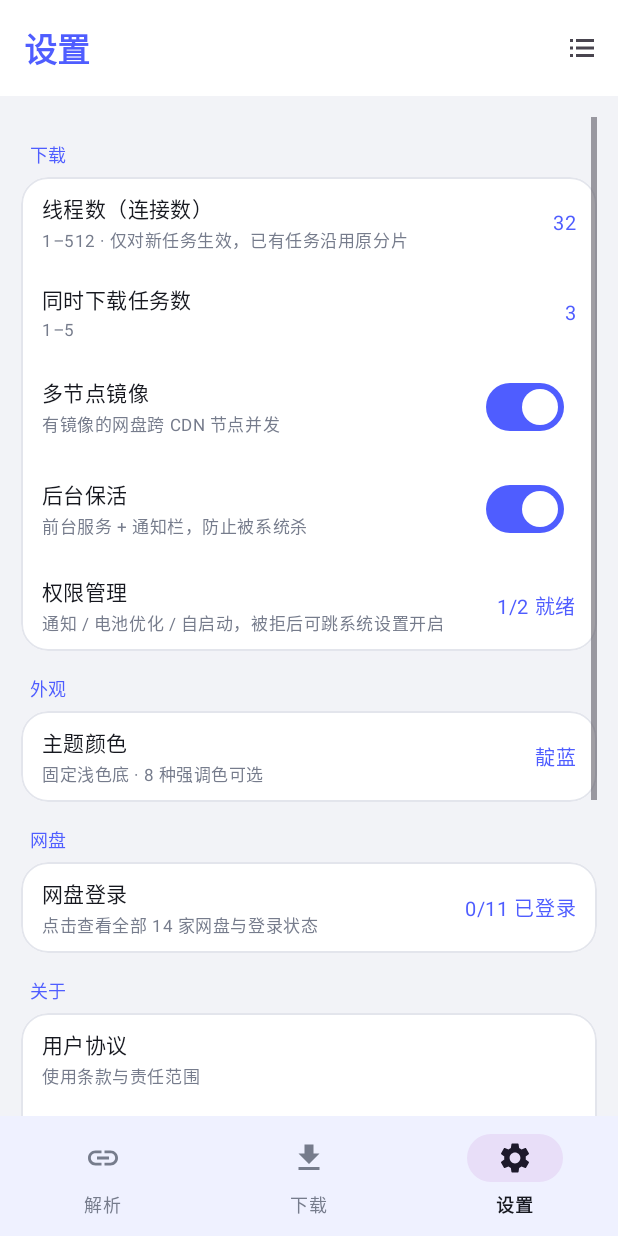
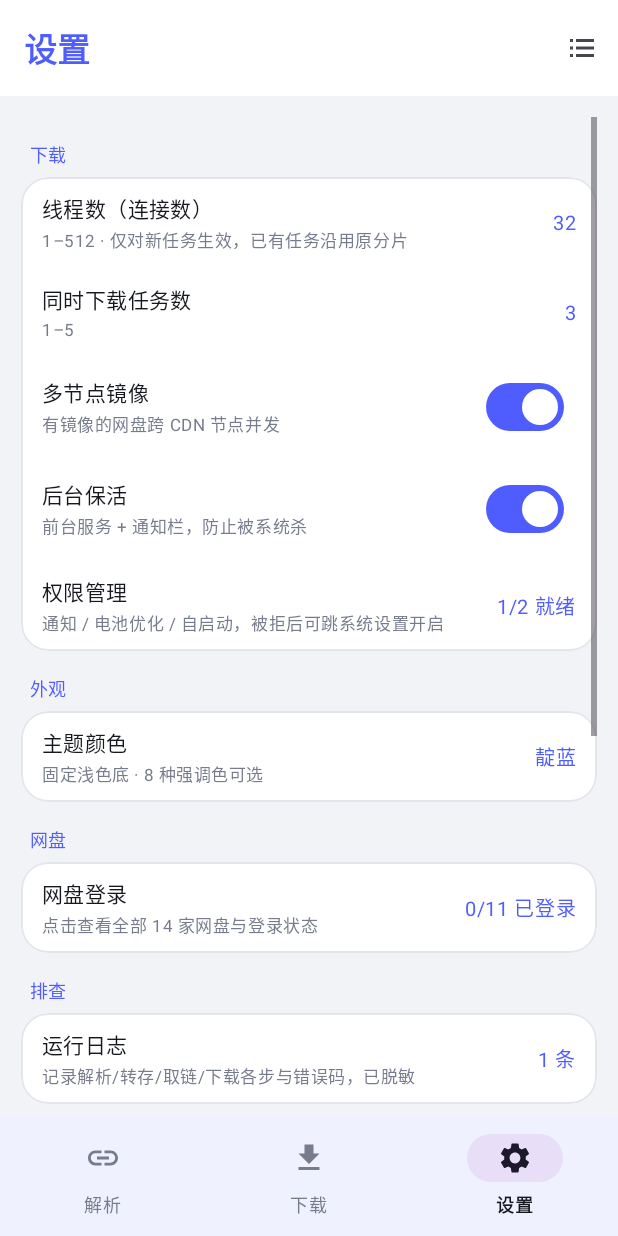
Before and after one commit to fanxing724/starbox, an Android app: the screen it shows after launch (MainActivity), item 3 of the bottom bar chosen, on a phone screen of 412 x 824 dp. Run offline under Robolectric (Android 15) with nearby library versions, the phone set to English and light mode, and no system bars.

Commit message:
0.9.18：新增运行日志，便于定位夸克转存后下载失败
新增 AppLog：内存环形缓冲(800 条) + 落盘(512KB 轮转)，
写入前统一脱敏 —— Cookie/Token/stoken/BDUSS/p_skey 等打码，
签名 URL 只留 host+path，查询串整体省略。

新增「运行日志」页（设置 → 排查）：
刷新 / 复制 / 导出到系统 Download / 清空，等宽字体可选中。

埋点覆盖夸克转存全链路：
- authPost 记请求路径、HTTP 状态、业务 code 与 message
- 临时目录 fid、转存 task_id、轮询结果、新 fid
- 个人盘取链成功/失败与错误码
另埋 Parse(识别/列表/失败)、Link(取链请求与结果)、
Transfer(开始/成功/失败)、DL(探测大小/分片数/分片重试/长度校验/发布失败)。

新增 AppLogRedactTest 5 项，验证 Cookie/Token/签名确实不外泄、
诊断信息保留、环形缓冲有上限。单测共 37 项全绿。

```diff
--- a/app/build.gradle.kts
+++ b/app/build.gradle.kts
@@ -21,8 +21,8 @@ android {
         applicationId = "com.fanxing.xbox"
         minSdk = 24
         targetSdk = 34
-        versionCode = 27
-        versionName = "0.9.17"
+        versionCode = 28
+        versionName = "0.9.18"
     }
 
     signingConfigs {
--- a/app/src/main/AndroidManifest.xml
+++ b/app/src/main/AndroidManifest.xml
@@ -46,6 +46,7 @@
         <activity android:name=".ui.PdfActivity" android:exported="false" />
         <activity android:name=".ui.LegalActivity" android:exported="false" />
         <activity android:name=".ui.PermsActivity" android:exported="false" />
+        <activity android:name=".ui.LogsActivity" android:exported="false" />
 
         <provider
             android:name="androidx.core.content.FileProvider"
--- a/app/src/main/java/com/fanxing/xbox/App.kt
+++ b/app/src/main/java/com/fanxing/xbox/App.kt
@@ -9,6 +9,8 @@ class App : Application() {
     override fun onCreate() {
         super.onCreate()
         CredsHolder.creds = Creds.get(this)
+        com.fanxing.xbox.store.AppLog.init(this)
+        com.fanxing.xbox.store.AppLog.i("App", "starbox 启动")
         com.fanxing.xbox.download.Engine.init(this)
         // 固定浅色，彻底关闭明暗切换（配色由 Palette 覆盖层决定）
         AppCompatDelegate.setDefaultNightMode(AppCompatDelegate.MODE_NIGHT_NO)
--- /dev/null
+++ b/app/src/main/java/com/fanxing/xbox/store/AppLog.kt
@@ -0,0 +1,86 @@
+package com.fanxing.xbox.store
+
+import android.content.Context
+import java.io.File
+import java.text.SimpleDateFormat
+import java.util.Date
+import java.util.Locale
+
+/**
+ * 应用内运行日志：内存环形缓冲 + 落盘，供「运行日志」页查看/复制/导出。
+ *
+ * 只记排查所需的步骤、HTTP 状态与业务错误码；
+ * **绝不记录 Cookie / Token / 完整签名 URL**，写入前统一脱敏。
+ */
+object AppLog {
+
+    enum class Level { D, I, W, E }
+
+    data class Entry(val time: Long, val level: Level, val tag: String, val msg: String)
+
+    private const val MAX_MEM = 800
+    private const val MAX_FILE_BYTES = 512L * 1024
+    private val buf = ArrayDeque<Entry>()
+    private val lock = Any()
+    private val fmt = SimpleDateFormat("MM-dd HH:mm:ss.SSS", Locale.US)
+
+    @Volatile private var logFile: File? = null
+
+    fun init(ctx: Context) {
+        val dir = File(ctx.applicationContext.filesDir, "logs")
+        dir.mkdirs()
+        logFile = File(dir, "starbox.log")
+    }
+
+    /** 脱敏：Cookie/Token/签名参数一律打码，避免日志泄露凭据 */
+    private fun redact(s: String): String {
+        var out = s
+        out = out.replace(Regex("(?i)(cookie|authorization|__pugs|__puus|__pus|stoken|access_token|share_fid_token|captcha_token|BDUSS|p_skey)\\s*[=:]\\s*[^\\s,;\"}]+"), "$1=***")
+        // 签名 URL 的查询串整体打码，只留 host+path
+        out = out.replace(Regex("(https?://[^\\s?]+)\\?[^\\s]+"), "$1?<query已省略>")
+        return out
+    }
+
+    private fun add(level: Level, tag: String, msg: String) {
+        val e = Entry(System.currentTimeMillis(), level, tag, redact(msg))
+        synchronized(lock) {
+            buf.addLast(e)
+            while (buf.size > MAX_MEM) buf.removeFirst()
+        }
+        val f = logFile ?: return
+        runCatching {
+            synchronized(lock) {
+                if (f.length() > MAX_FILE_BYTES) {
+                    val old = File(f.parentFile, "starbox.log.1")
+                    old.delete(); f.renameTo(old)
+                }
+                f.appendText("${fmt.format(Date(e.time))} ${e.level.name}/$tag: ${e.msg}\n")
+            }
+        }
+    }
+
+    fun d(tag: String, msg: String) = add(Level.D, tag, msg)
+    fun i(tag: String, msg: String) = add(Level.I, tag, msg)
+    fun w(tag: String, msg: String) = add(Level.W, tag, msg)
+    fun e(tag: String, msg: String) = add(Level.E, tag, msg)
+
+    /** 记录异常，带类型便于区分网络错误与业务错误 */
+    fun err(tag: String, msg: String, t: Throwable?) =
+        add(Level.E, tag, msg + (t?.let { " | ${it.javaClass.simpleName}: ${it.message}" } ?: ""))
+
+    fun entries(): List<Entry> = synchronized(lock) { buf.toList() }
+
+    fun text(): String = entries().joinToString("\n") {
+        "${fmt.format(Date(it.time))} ${it.level.name}/${it.tag}: ${it.msg}"
+    }
+
+    fun clear() {
+        synchronized(lock) {
+            buf.clear()
+            runCatching { logFile?.writeText("") }
+            runCatching { File(logFile?.parentFile, "starbox.log.1").delete() }
+        }
+    }
+
+    fun file(): File? = logFile
+}
--- a/app/src/main/java/com/fanxing/xbox/ui/SettingsFragment.kt
+++ b/app/src/main/java/com/fanxing/xbox/ui/SettingsFragment.kt
@@ -71,13 +71,18 @@ class SettingsFragment : Fragment() {
             DrivesDialog.show(requireActivity())
         }
 
+        section("排查")
+        row("运行日志", "记录解析/转存/取链/下载各步与错误码，已脱敏", "${com.fanxing.xbox.store.AppLog.entries().size} 条") {
+            startActivity(Intent(requireContext(), LogsActivity::class.java))
+        }
+
         section("关于")
         row("用户协议", "使用条款与责任范围", "") { openLegal("agreement") }
         row("隐私政策", "无服务器 · 无埋点 · 数据只留本地", "") { openLegal("privacy") }
         row("免责声明", "内容来源与版权责任", "") { openLegal("disclaimer") }
         row("开源组件与许可", "AGPL-3.0 · 运行库 Apache 2.0 · 无 native 库", "") { showLicenses() }
         row("获取源代码", "AGPL-3.0 要求向使用者提供对应源码", "GitHub") { showSource() }
-        row("starbox", "版本 0.9.17 · 14 家网盘 · AGPL-3.0", "") {}
+        row("starbox", "版本 0.9.18 · 14 家网盘 · AGPL-3.0", "") {}
     }
 
     private fun openLegal(kind: String) {
```
Also changed, not shown: app/src/main/java/com/fanxing/xbox/download/Engine.kt (+8 -0 lines), app/src/main/java/com/fanxing/xbox/drive/QuarkDrive.kt (+18 -5 lines), app/src/main/java/com/fanxing/xbox/ui/LogsActivity.kt (added, +69 -0 lines), app/src/main/java/com/fanxing/xbox/ui/ParseFragment.kt (+9 -0 lines), app/src/main/res/layout/activity_logs.xml (added, +105 -0 lines), 1 other file.
